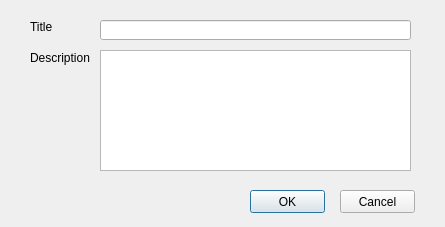
Before: the Qt Designer form PhotoAlbum/descriptionwindow.ui in catlin0123/PhotoAlbum, drawn with Qt 5.
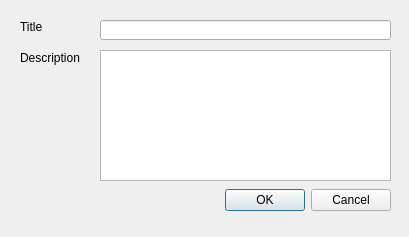
After: the same form once the commit is applied.

Patch:
```diff
--- a/PhotoAlbum/descriptionwindow.ui
+++ b/PhotoAlbum/descriptionwindow.ui
@@ -1,22 +1,38 @@
 <?xml version="1.0" encoding="UTF-8"?>
 <ui version="4.0">
  <class>DescriptionWindow</class>
- <widget class="QWidget" name="DescriptionWindow">
+ <widget class="QDialog" name="DescriptionWindow">
   <property name="geometry">
    <rect>
     <x>0</x>
     <y>0</y>
-    <width>445</width>
-    <height>227</height>
+    <width>409</width>
+    <height>237</height>
    </rect>
   </property>
   <property name="windowTitle">
    <string>Form</string>
   </property>
+  <widget class="QDialogButtonBox" name="buttonBox">
+   <property name="geometry">
+    <rect>
+     <x>170</x>
+     <y>180</y>
+     <width>221</width>
+     <height>41</height>
+    </rect>
+   </property>
+   <property name="orientation">
+    <enum>Qt::Horizontal</enum>
+   </property>
+   <property name="standardButtons">
+    <set>QDialogButtonBox::Cancel|QDialogButtonBox::Ok</set>
+   </property>
+  </widget>
   <widget class="QLabel" name="label">
    <property name="geometry">
     <rect>
-     <x>30</x>
+     <x>20</x>
      <y>20</y>
      <width>46</width>
      <height>13</height>
@@ -29,7 +45,7 @@
   <widget class="QLabel" name="label_2">
    <property name="geometry">
     <rect>
-     <x>30</x>
+     <x>20</x>
      <y>50</y>
      <width>61</width>
      <height>16</height>
@@ -44,7 +60,7 @@
     <rect>
      <x>100</x>
      <y>20</y>
-     <width>311</width>
+     <width>291</width>
      <height>20</height>
     </rect>
    </property>
@@ -54,40 +70,11 @@
     <rect>
      <x>100</x>
      <y>50</y>
-     <width>311</width>
-     <height>121</height>
+     <width>291</width>
+     <height>131</height>
     </rect>
    </property>
   </widget>
-  <widget class="QPushButton" name="OKButton">
-   <property name="geometry">
-    <rect>
-     <x>250</x>
-     <y>190</y>
-     <width>75</width>
-     <height>23</height>
-    </rect>
-   </property>
-   <property name="text">
-    <string>OK</string>
-   </property>
-   <property name="default">
-    <bool>true</bool>
-   </property>
-  </widget>
-  <widget class="QPushButton" name="cancelButton">
-   <property name="geometry">
-    <rect>
-     <x>340</x>
-     <y>190</y>
-     <width>75</width>
-     <height>23</height>
-    </rect>
-   </property>
-   <property name="text">
-    <string>Cancel</string>
-   </property>
-  </widget>
  </widget>
  <resources/>
  <connections/>
```
Left out of the diff: 37 changed lines with no effect on the pictures.
